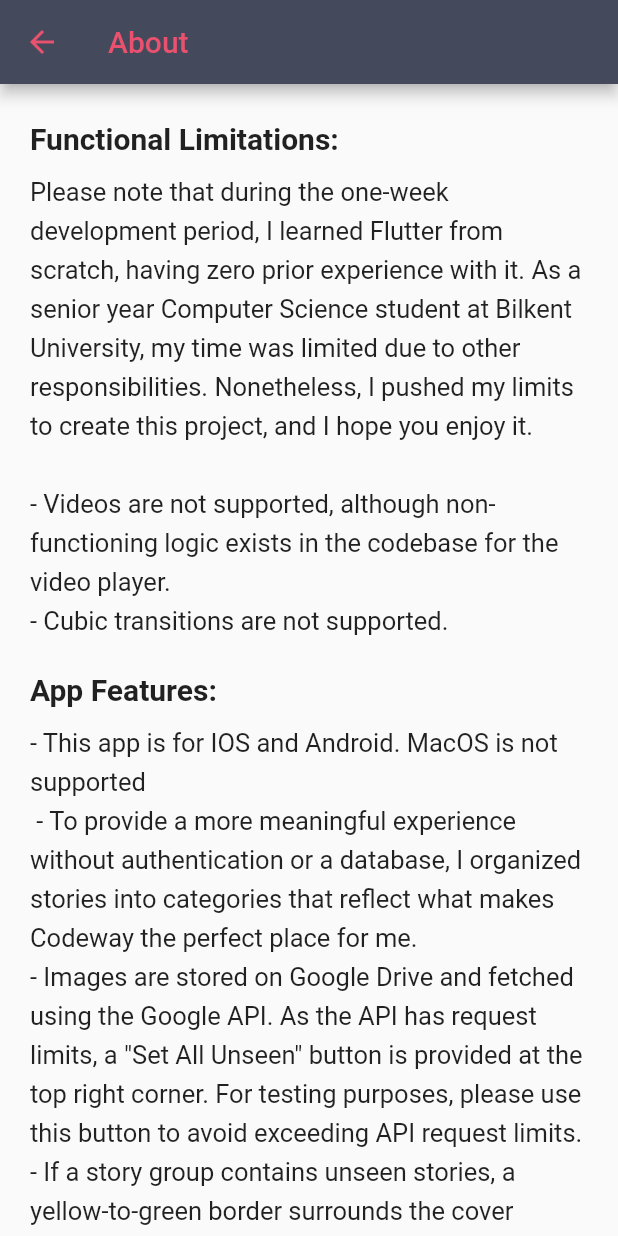
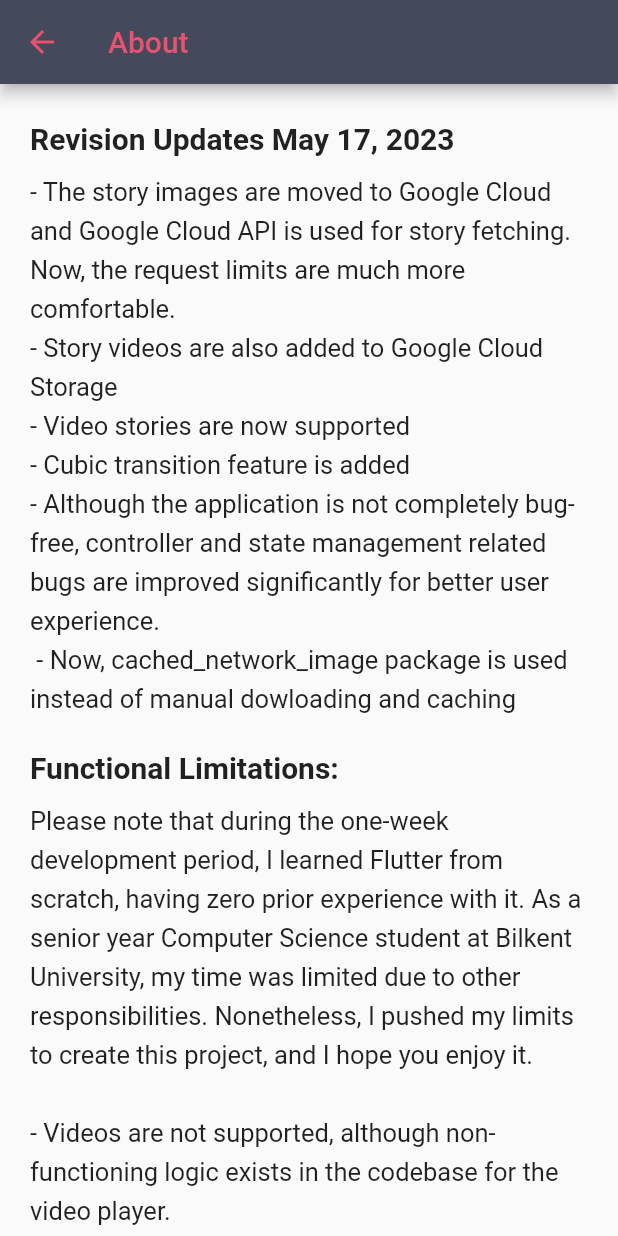
Before and after one commit to bartuteber/case_codeway_snippets, a Flutter app: the AboutPage screen opened by its route, on a phone screen of 412 x 824 dp. Run offline on Flutter 3.47's test engine with Material 2 defaults, Android fonts, the phone set to English and light mode, and no system bars; our stand-ins replace cached_network_image, get, video_player; network calls fail.

Commit message:
Update about page

```diff
--- a/lib/views/about_page.dart
+++ b/lib/views/about_page.dart
@@ -18,6 +18,17 @@ class AboutPage extends StatelessWidget {
         child: Column(
           crossAxisAlignment: CrossAxisAlignment.start,
           children: [
+            Text(
+              'Revision Updates May 17, 2023',
+              style: TextStyle(
+                  fontSize: 20, fontWeight: FontWeight.bold, height: 1.5),
+            ),
+            SizedBox(height: 8),
+            Text(
+              '- The story images are moved to Google Cloud and Google Cloud API is used for story fetching. Now, the request limits are much more comfortable.\n- Story videos are also added to Google Cloud Storage\n- Video stories are now supported\n- Cubic transition feature is added \n- Although the application is not completely bug-free, controller and state management related bugs are improved significantly for better user experience.\n - Now, cached_network_image package is used instead of manual dowloading and caching',
+              style: TextStyle(fontSize: 17, height: 1.5),
+            ),
+            SizedBox(height: 17),
             Text(
               'Functional Limitations:',
               style: TextStyle(
```
